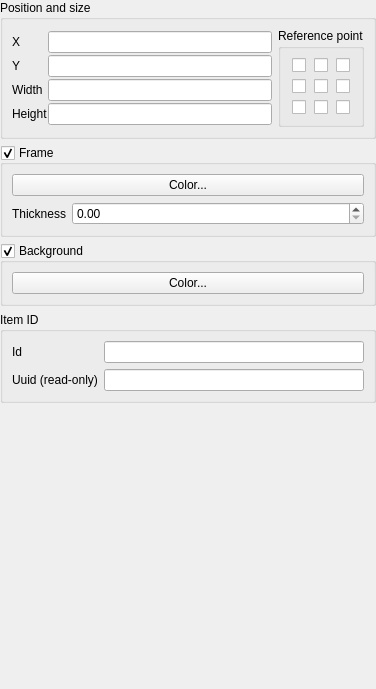
Old version of the form src/ui/qgscomposeritemwidgetbase.ui in the repository carsmie/QGIS.
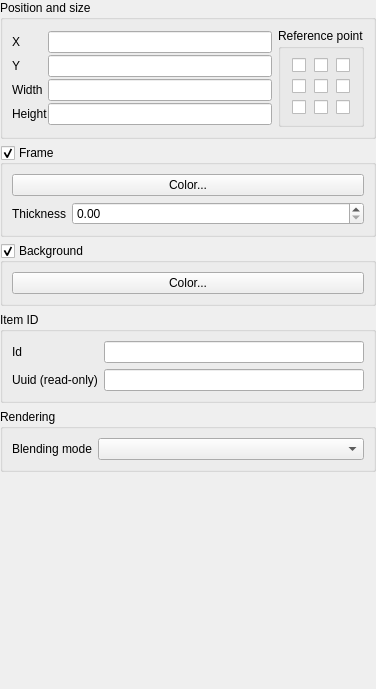
New version of the form. Custom widgets are drawn as their Qt base class.

Commit message: [FEATURE] Blend modes for composer items

What changed in the file:
```diff
--- a/src/ui/qgscomposeritemwidgetbase.ui
+++ b/src/ui/qgscomposeritemwidgetbase.ui
@@ -337,6 +337,28 @@
      </layout>
     </widget>
    </item>
+   <item>
+    <widget class="QgsCollapsibleGroupBoxBasic" name="groupRendering">
+     <property name="title">
+      <string>Rendering</string>
+     </property>
+     <property name="collapsed" stdset="0">
+      <bool>true</bool>
+     </property>
+     <layout class="QFormLayout" name="formLayout_3">
+      <item row="0" column="0">
+       <widget class="QLabel" name="labelBlendMode">
+        <property name="text">
+         <string>Blending mode</string>
+        </property>
+       </widget>
+      </item>
+      <item row="0" column="1">
+       <widget class="QgsBlendModeComboBox" name="mBlendModeCombo"/>
+      </item>
+     </layout>
+    </widget>
+   </item>
    <item>
     <spacer name="verticalSpacer">
      <property name="orientation">
@@ -367,6 +389,11 @@
    <header location="global">qgscollapsiblegroupbox.h</header>
    <container>1</container>
   </customwidget>
+  <customwidget>
+   <class>QgsBlendModeComboBox</class>
+   <extends>QComboBox</extends>
+   <header>qgsblendmodecombobox.h</header>
+  </customwidget>
  </customwidgets>
  <resources/>
  <connections/>
```
The commit also changes 9 other files.
